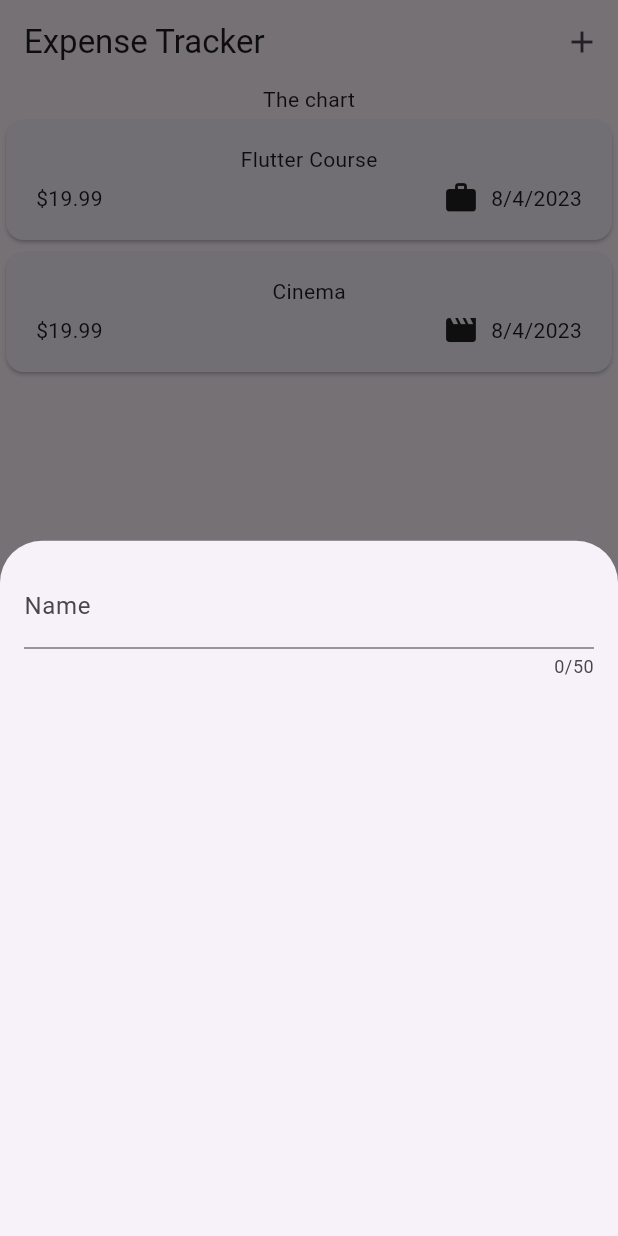
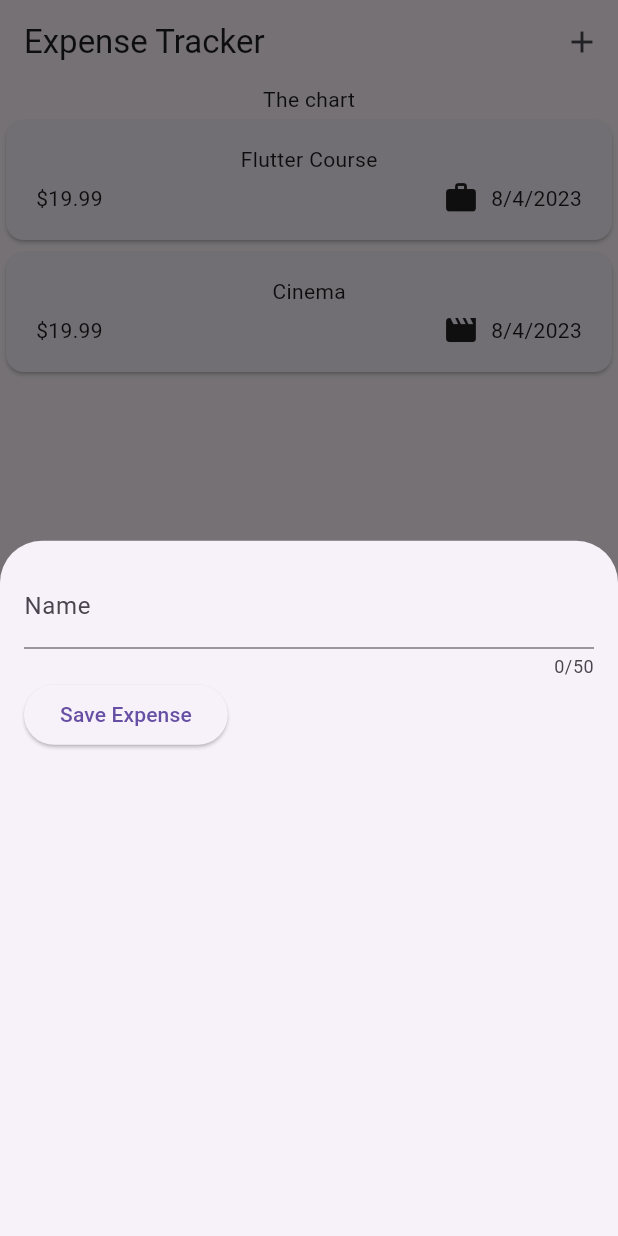
Before and after one commit to Arthurgt/Flutter-Expenses-Tracker, a Flutter app: the screen it shows after launch, after a tap on the "add" icon, on a phone screen of 412 x 824 dp. Run offline on Flutter 3.47's test engine with Material 2 defaults, Android fonts, the phone set to English and light mode, and no system bars.

Commit message:
Commit_8 - Created controller for text value in user input

```diff
--- a/lib/widgets/new_expense.dart
+++ b/lib/widgets/new_expense.dart
@@ -10,17 +10,36 @@ class NewExpense extends StatefulWidget {
 }
 
 class _NewExpenseState extends State<NewExpense> {
+  final _titleController = TextEditingController();
+
+  @override
+  void dispose() {
+    _titleController.dispose();
+    super.dispose();
+  }
+
   @override
   Widget build(BuildContext context) {
     return Padding(
         padding: const EdgeInsets.all(16),
         child: Column(
-          children: const [
+          children: [
             TextField(
+              controller: _titleController,
               maxLength: 50,
-              decoration: InputDecoration(
+              decoration: const InputDecoration(
                 label: Text('Name'),
               ),
+            ),
+            Row(
+              children: [
+                ElevatedButton(
+                  onPressed: () {
+                    print(_titleController.text);
+                  },
+                  child: const Text('Save Expense'),
+                )
+              ],
             ),
           ],
         ));
```
